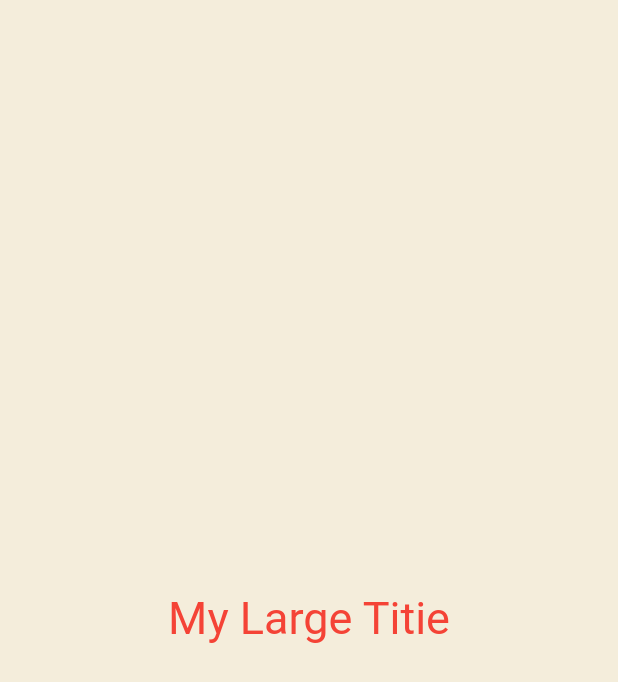
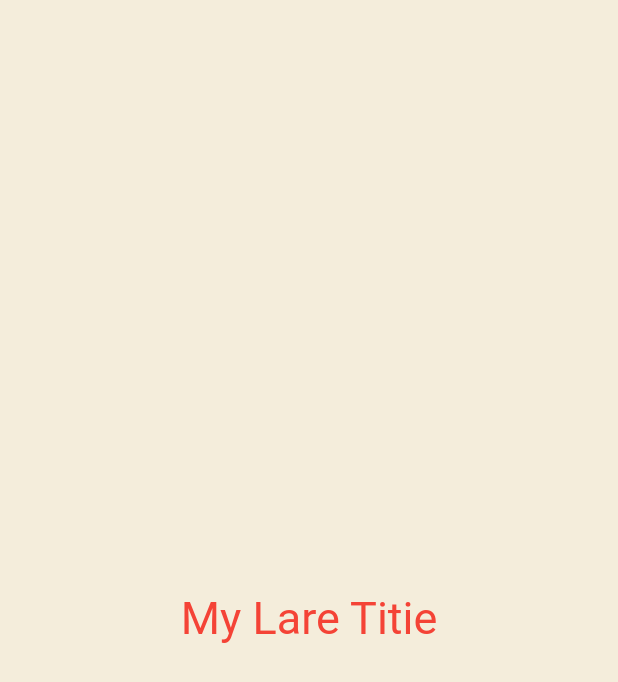
Before and after one commit to sikeair/toonflix, a Flutter app: the screen it shows after launch, on a phone screen of 412 x 824 dp. Shown: the top 682 px of the screen. Run offline on Flutter 3.47's test engine with Material 2 defaults, Android fonts, the phone set to English and light mode, and no system bars.

Commit message:
second cord

```diff
--- a/lib/main.dart
+++ b/lib/main.dart
@@ -43,7 +43,7 @@ class MyLargeTitle extends StatelessWidget {
   @override
   Widget build(BuildContext context) {
     return Text(
-      'My Large Titie',
+      'My Lare Titie',
       style: TextStyle(
         fontSize: 30,
         color: Theme.of(context).textTheme.titleLarge!.color,
```
